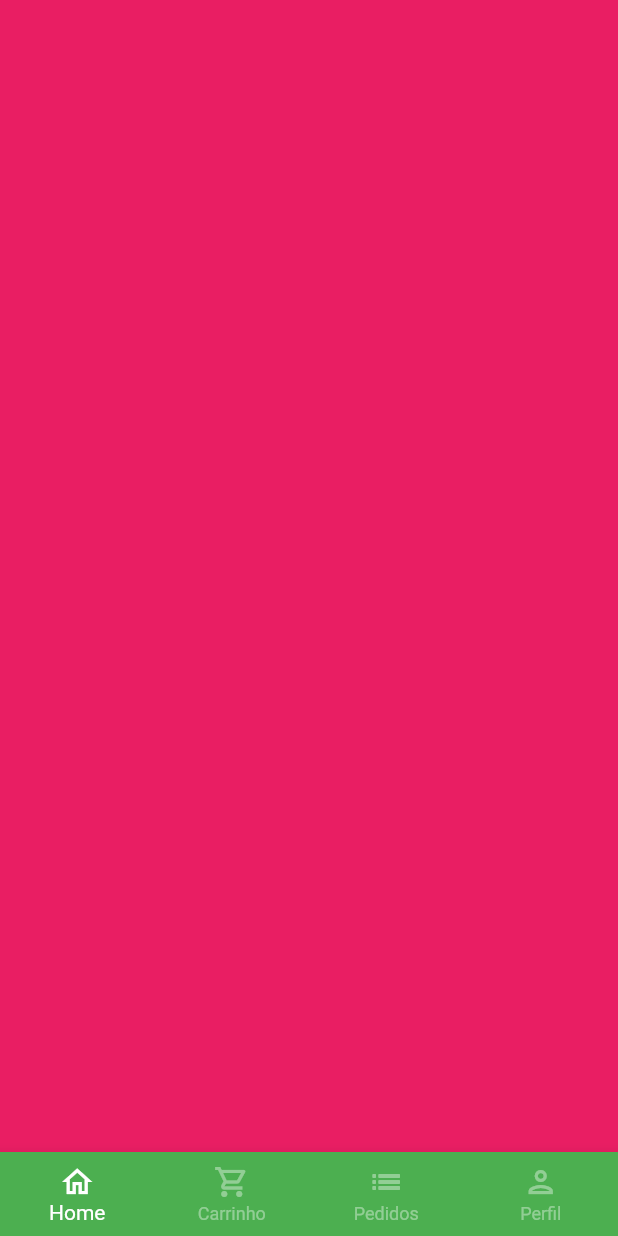
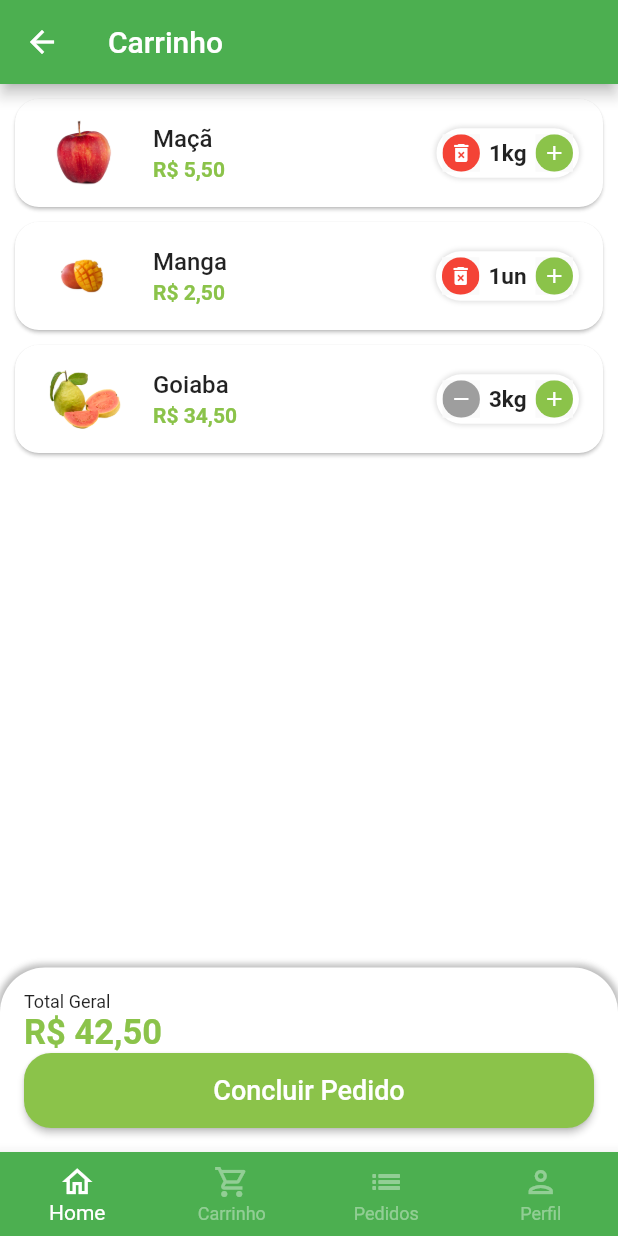
Before and after one commit to o-Angelo/flutter-and-getX, a Flutter app: the BaseScreen screen opened directly, swiped to page 2, on a phone screen of 412 x 824 dp. Run offline on Flutter 3.47's test engine with Material 2 defaults, Android fonts, the phone set to English and light mode, and no system bars; our stand-ins replace animated_text_kit, badges, mask_text_input_formatter.

Commit message:
Shopping Cart UI | Finished

```diff
--- a/lib/src/config/app_data.dart
+++ b/lib/src/config/app_data.dart
@@ -1,3 +1,4 @@
+import 'package:quitanda/src/models/cart_item_model.dart';
 import 'package:quitanda/src/models/item_model.dart';
 
 ItemModel apple = ItemModel(
@@ -71,3 +72,18 @@ List<String> categories = [
   'Temperos',
   'Cereais'
 ];
+
+List<CartItemModel> cartItems = [
+  CartItemModel(
+    item: apple,
+    quantity: 1,
+  ),
+  CartItemModel(
+    item: mango,
+    quantity: 1,
+  ),
+  CartItemModel(
+    item: guava,
+    quantity: 3,
+  ),
+];
--- /dev/null
+++ b/lib/src/models/cart_item_model.dart
@@ -0,0 +1,13 @@
+import 'package:quitanda/src/models/item_model.dart';
+
+class CartItemModel {
+  ItemModel item;
+  int quantity;
+
+  CartItemModel({
+    required this.item,
+    required this.quantity,
+  });
+
+  double totalPrice() => item.price * quantity;
+}
--- a/lib/src/pages/base/base_screen.dart
+++ b/lib/src/pages/base/base_screen.dart
@@ -1,4 +1,5 @@
 import 'package:flutter/material.dart';
+import 'package:quitanda/src/pages/cart/cart_tab.dart';
 import 'package:quitanda/src/pages/home/home_tab.dart';
 
 class BaseScreen extends StatefulWidget {
@@ -20,7 +21,7 @@ class _BaseScreenState extends State<BaseScreen> {
         physics: const NeverScrollableScrollPhysics(),
         children: [
           const HomeTab(),
-          Container(color: Colors.pink),
+          CartTab(),
           Container(color: Colors.purple),
           Container(color: Colors.cyan),
         ],
--- /dev/null
+++ b/lib/src/pages/cart/cart_tab.dart
@@ -0,0 +1,151 @@
+import 'package:flutter/material.dart';
+import 'package:quitanda/src/config/custom_colors.dart';
+import 'package:quitanda/src/models/cart_item_model.dart';
+import 'package:quitanda/src/pages/cart/components/cart_tile.dart';
+import 'package:quitanda/src/services/utils_services.dart';
+import 'package:quitanda/src/config/app_data.dart' as appData;
+
+class CartTab extends StatefulWidget {
+  const CartTab({super.key});
+
+  @override
+  State<CartTab> createState() => _CartTabState();
+}
+
+class _CartTabState extends State<CartTab> {
+  final UtilsServices utilsServices = UtilsServices();
+
+  void removeItemFromCart(CartItemModel cartItem) {
+    setState(() {
+      appData.cartItems.remove(cartItem);
+    });
+  }
+
+  double cartTotalPrice() {
+    double total = 0;
+    for (var item in appData.cartItems) {
+      total += item.totalPrice();
+    }
+    return total;
+  }
+
+  @override
+  Widget build(BuildContext context) {
+    return Scaffold(
+      appBar: AppBar(
+        title: const Text('Carrinho'),
+      ),
+      body: Column(
+        children: [
+          // itens do carrinho
+          Expanded(
+            child: ListView.builder(
+              itemCount: appData.cartItems.length,
+              itemBuilder: (_, index) {
+                return CartTile(
+                  cartItem: appData.cartItems[index],
+                  remove: removeItemFromCart,
+                );
+              },
+            ),
+          ),
+
+          // container do total geral do carrinho
+          Container(
+            padding: const EdgeInsets.all(16),
+            decoration: BoxDecoration(
+              color: Colors.white,
+              borderRadius: const BorderRadius.vertical(
+                top: Radius.circular(30),
+              ),
+              boxShadow: [
+                BoxShadow(
+                  color: Colors.grey.shade400,
+                  blurRadius: 3,
+                  spreadRadius: 2,
+                )
+              ],
+            ),
+            child: Column(
+              crossAxisAlignment: CrossAxisAlignment.stretch,
+              children: [
+                // valor total do carrinho
+                const Text(
+                  'Total Geral',
+                  style: TextStyle(
+                    fontSize: 12,
+                  ),
+                ),
+
+                Text(
+                  utilsServices.priceToCurrency(cartTotalPrice()),
+                  style: TextStyle(
+                    fontSize: 23,
+                    color: CustomColors.customSwatchColor,
+                    fontWeight: FontWeight.bold,
+                  ),
+                ),
+
+                // botao confirmar compra
+                SizedBox(
+                  height: 50,
+                  child: ElevatedButton(
+                    onPressed: () async {
+                      bool? result = await showOrderConfirmation();
+                    },
+                    style: ElevatedButton.styleFrom(
+                      backgroundColor: CustomColors.customSwatchColor,
+                      shape: RoundedRectangleBorder(
+                        borderRadius: BorderRadius.circular(18),
+                      ),
+                    ),
+                    child: const Text(
+                      'Concluir Pedido',
+                      style: TextStyle(
+                        fontSize: 18,
+                      ),
+                    ),
+                  ),
+                )
+              ],
+            ),
+          ),
+        ],
+      ),
+    );
+  }
+
+  Future<bool?> showOrderConfirmation() {
+    return showDialog<bool>(
+      context: context,
+      builder: (context) {
+        return AlertDialog(
+          shape: RoundedRectangleBorder(
+            borderRadius: BorderRadius.circular(20),
+          ),
+          title: const Text('Confirmar Compra'),
+          content: const Text('Deseja concluir o pedido?'),
+          actions: [
+            TextButton(
+              onPressed: () {
+                Navigator.of(context).pop(false);
+              },
+              child: const Text('Não'),
+            ),
+            ElevatedButton(
+              onPressed: () {
+                Navigator.of(context).pop(true);
+              },
+              style: ElevatedButton.styleFrom(
+                shape: RoundedRectangleBorder(
+                  borderRadius: BorderRadius.circular(20),
+                ),
+              ),
+              child: const Text('Sim'),
+            ),
+          ],
+        );
+      },
+    );
+  }
+}
--- /dev/null
+++ b/lib/src/pages/cart/components/cart_tile.dart
@@ -0,0 +1,70 @@
+import 'package:flutter/material.dart';
+import 'package:quitanda/src/config/custom_colors.dart';
+import 'package:quitanda/src/models/cart_item_model.dart';
+import 'package:quitanda/src/pages/common_widgets/quantity_widget.dart';
+import 'package:quitanda/src/services/utils_services.dart';
+
+class CartTile extends StatefulWidget {
+  final CartItemModel cartItem;
+  final Function(CartItemModel) remove;
+
+  const CartTile({super.key, required this.cartItem, required this.remove});
+
+  @override
+  State<CartTile> createState() => _CartTileState();
+}
+
+class _CartTileState extends State<CartTile> {
+  final UtilsServices utilsServices = UtilsServices();
+
+  @override
+  Widget build(BuildContext context) {
+    return Card(
+      margin: const EdgeInsets.fromLTRB(10, 10, 10, 0),
+      shape: RoundedRectangleBorder(
+        borderRadius: BorderRadius.circular(16),
+      ),
+      child: ListTile(
+        // Imagem
+        leading: Image.asset(
+          widget.cartItem.item.imgUrl,
+          height: 60,
+          width: 60,
+        ),
+
+        // Nome Produto
+        title: Text(
+          widget.cartItem.item.itemName,
+          style: const TextStyle(
+            fontWeight: FontWeight.w500,
+          ),
+        ),
+
+        // Total
+        subtitle: Text(
+          utilsServices.priceToCurrency(widget.cartItem.totalPrice()),
+          style: TextStyle(
+            color: CustomColors.customSwatchColor,
+            fontWeight: FontWeight.bold,
+          ),
+        ),
+
+        // quantidade
+        trailing: QuatityWidget(
+          isRemovable: true,
+          suffixText: widget.cartItem.item.unit,
+          value: widget.cartItem.quantity,
+          result: (quantity) {
+            setState(() {
+              widget.cartItem.quantity = quantity;
+
+              if (quantity == 0) {
+                widget.remove(widget.cartItem);
+              }
+            });
+          },
+        ),
+      ),
+    );
+  }
+}
--- /dev/null
+++ b/lib/src/pages/common_widgets/quantity_widget.dart
@@ -0,0 +1,106 @@
+import 'package:flutter/material.dart';
+import 'package:quitanda/src/config/custom_colors.dart';
+
+class QuatityWidget extends StatelessWidget {
+  final int value;
+  final String suffixText;
+  final Function(int quantity) result;
+  final bool isRemovable;
+
+  const QuatityWidget({
+    super.key,
+    required this.value,
+    required this.suffixText,
+    required this.result,
+    this.isRemovable = false,
+  });
+
+  @override
+  Widget build(BuildContext context) {
+    return Container(
+      padding: const EdgeInsets.all(4),
+      decoration: BoxDecoration(
+        color: Colors.white,
+        borderRadius: BorderRadius.circular(50),
+        boxShadow: [
+          BoxShadow(
+            color: Colors.grey.shade300,
+            spreadRadius: 1,
+            blurRadius: 2,
+          )
+        ],
+      ),
+      child: Row(
+        mainAxisSize: MainAxisSize.min,
+        children: [
+          _QuantityButton(
+            onPressed: () {
+              if (value == 1 && !isRemovable) return;
+
+              int resultCount = value - 1;
+              result(resultCount);
+            },
+            color: !isRemovable || value > 1 ? Colors.grey : Colors.red,
+            icon:
+                !isRemovable || value > 1 ? Icons.remove : Icons.delete_forever,
+          ),
+          Padding(
+            padding: const EdgeInsets.symmetric(horizontal: 6),
+            child: Text(
+              '$value$suffixText',
+              style: const TextStyle(
+                fontSize: 15,
+                fontWeight: FontWeight.bold,
+              ),
+            ),
+          ),
+          _QuantityButton(
+            onPressed: () {
+              int resultCount = value + 1;
+
+              result(resultCount);
+            },
+            color: CustomColors.customSwatchColor,
+            icon: Icons.add,
+          ),
+        ],
+      ),
+    );
+  }
+}
+
+class _QuantityButton extends StatelessWidget {
+  final Color color;
+  final IconData icon;
+  final VoidCallback onPressed;
+
+  const _QuantityButton({
+    Key? key,
+    required this.color,
+    required this.icon,
+    required this.onPressed,
+  }) : super(key: key);
+
+  @override
+  Widget build(BuildContext context) {
+    return Material(
+      child: InkWell(
+        onTap: onPressed,
+        borderRadius: BorderRadius.circular(50),
+        child: Ink(
+          height: 25,
+          width: 25,
+          decoration: BoxDecoration(
+            shape: BoxShape.circle,
+            color: color,
+          ),
+          child: Icon(
+            icon,
+            color: Colors.white,
+            size: 16,
+          ),
+        ),
+      ),
+    );
+  }
+}
```
Also changed, not shown: lib/src/pages/home/components/item_tile.dart (+24 -2 lines), lib/src/pages/product/product_screen.dart (added, +153 -0 lines).
